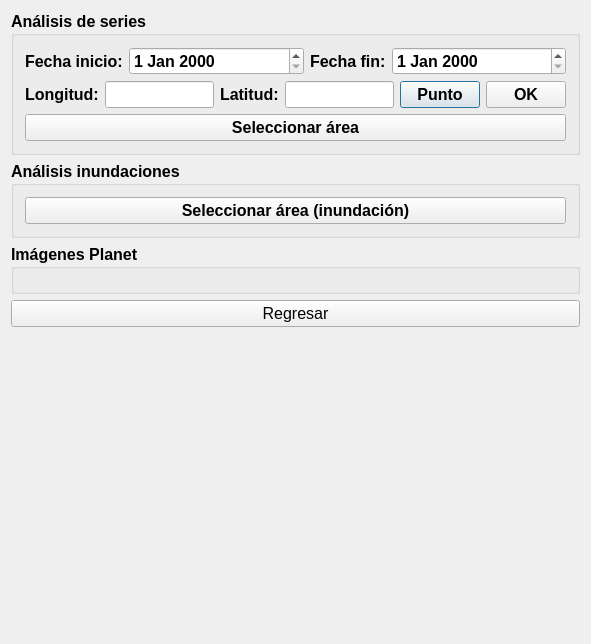
First picture: the form in PlateaGEE_dialog_base.ui, repository ryali93/platea_gee_plugin, before the edit.
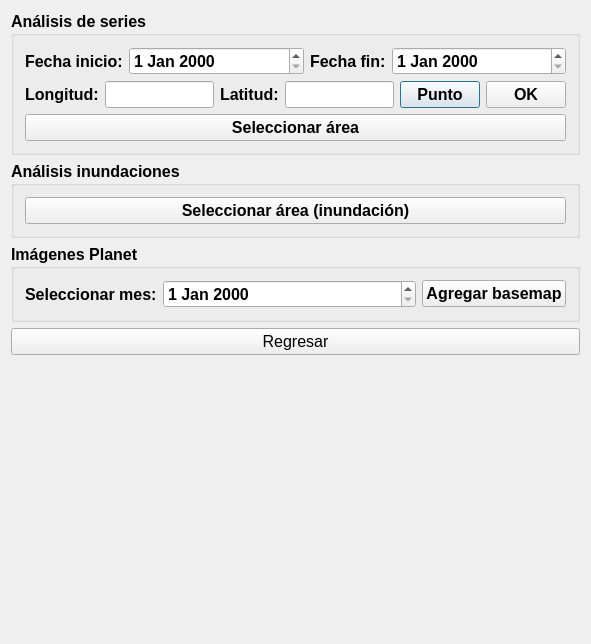
Second picture: the form after the edit. Icons and pictures are not drawn. Custom widgets are drawn as their Qt base class.

Commit message: plugin is functional | it was added a tool to call planet basemaps by month

Diff of the .ui file:
```diff
--- a/PlateaGEE_dialog_base.ui
+++ b/PlateaGEE_dialog_base.ui
@@ -173,6 +173,31 @@
               <string>Imágenes Planet</string>
             </property>
             <layout class="QGridLayout" name="gridLayout_2">
+              <item row="0" column="0">
+                <layout class="QHBoxLayout" name="horizontalLayout" stretch="0,10,0">
+                  
+                  <item>
+                    <widget class="QLabel" name="date_label_planet">
+                      <property name="text">
+                        <string>Seleccionar mes:</string>
+                      </property>
+                    </widget>
+                  </item>
+
+                  <item>
+                    <widget class="QDateEdit" name="date_edit_planet"/>
+                  </item>
+
+                  <item>
+                    <widget class="QPushButton" name="planetwmts_button">
+                      <property name="text">
+                        <string>Agregar basemap</string>
+                      </property>
+                    </widget>
+                  </item>
+
+                </layout>
+              </item>
             </layout>
           </widget>
         </item>
```
Left out of the diff: 1 changed line with no effect on the pictures. The commit also changes 4 other files.
